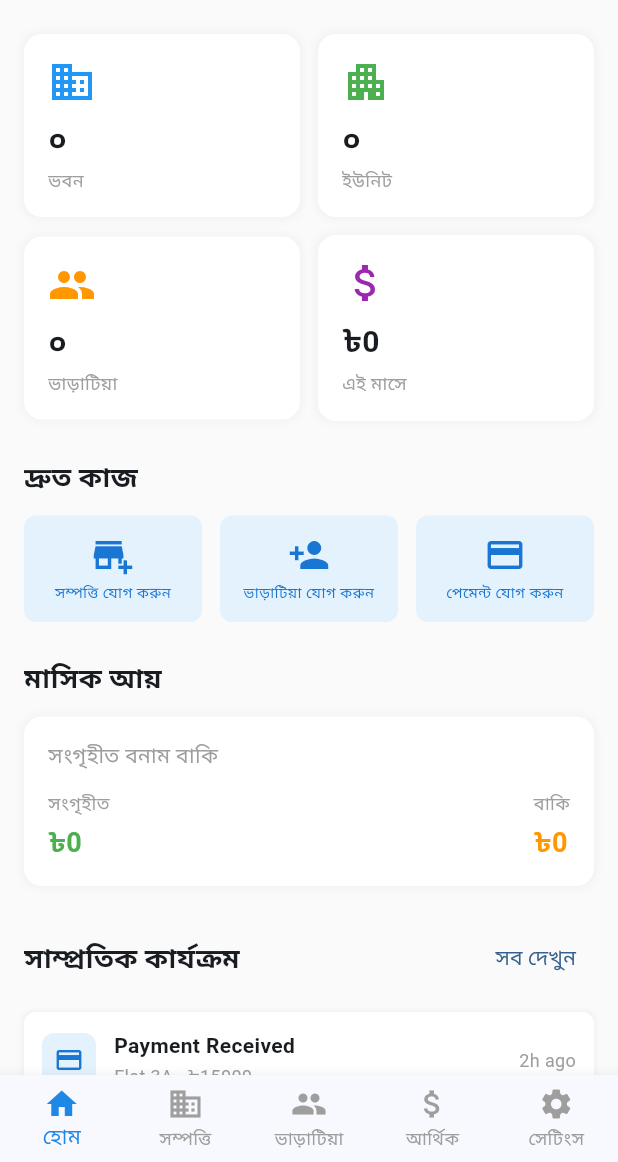
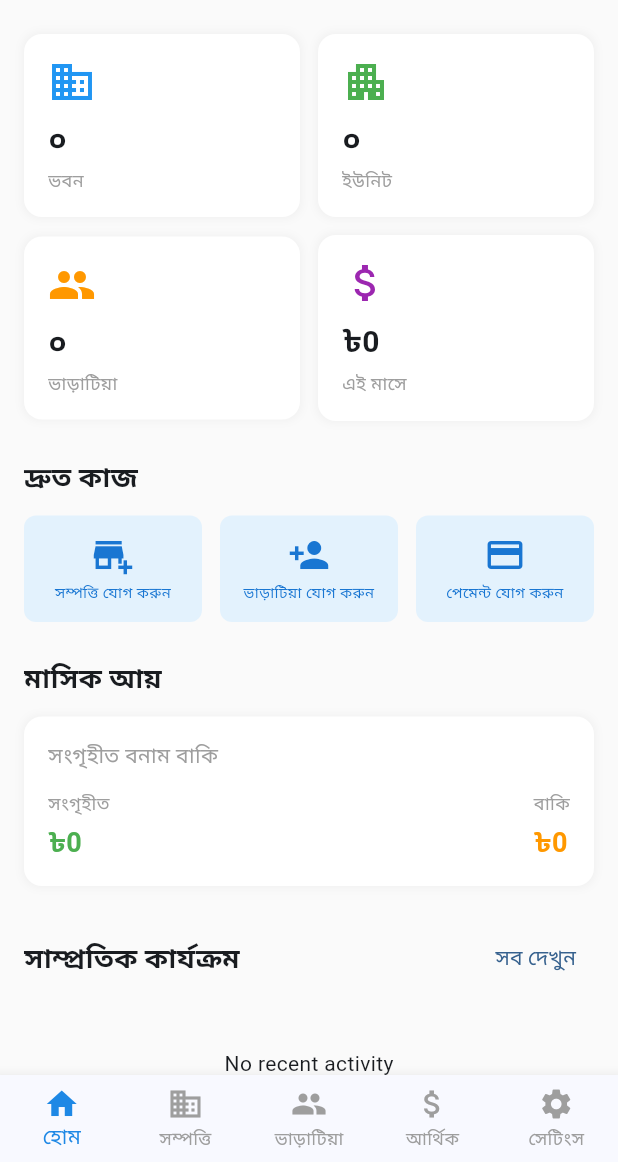
Before and after one commit to revansGIT/Home_rental_management, a Flutter app: the screen it shows after launch, on a phone screen of 412 x 824 dp, the part 74-1236 px from its top. Run offline on Flutter 3.47's test engine with Material 3 defaults, Android fonts, the phone set to English and light mode, and no system bars; our stand-ins replace hive, hive_flutter, timeago; accounts and stored records are empty.

Commit message:
feat: implement activity logging system and add dialogs for tenants, properties, and payments

```diff
--- /dev/null
+++ b/lib/core/models/activity_model.dart
@@ -0,0 +1,30 @@
+import 'package:hive/hive.dart';
+import 'package:uuid/uuid.dart';
+
+part 'activity_model.g.dart';
+
+@HiveType(typeId: 4)
+class ActivityModel extends HiveObject {
+  @HiveField(0)
+  final String id;
+
+  @HiveField(1)
+  final String iconCode;
+
+  @HiveField(2)
+  final String titleKey;
+
+  @HiveField(3)
+  final String subtitle;
+
+  @HiveField(4)
+  final DateTime timestamp;
+
+  ActivityModel({
+    String? id,
+    required this.iconCode,
+    required this.titleKey,
+    required this.subtitle,
+    required this.timestamp,
+  }) : id = id ?? const Uuid().v4();
+}
--- /dev/null
+++ b/lib/core/providers/activity_provider.dart
@@ -0,0 +1,43 @@
+import 'package:flutter/material.dart';
+import 'package:hive/hive.dart';
+import '../models/activity_model.dart';
+
+class ActivityProvider with ChangeNotifier {
+  final Box<ActivityModel> _activitiesBox = Hive.box<ActivityModel>('activities');
+
+  List<ActivityModel> get activities {
+    final list = _activitiesBox.values.toList();
+    list.sort((a, b) => b.timestamp.compareTo(a.timestamp));
+    return list;
+  }
+
+  Future<void> logActivity({
+    required String iconCode,
+    required String titleKey,
+    required String subtitle,
+  }) async {
+    final activity = ActivityModel(
+      iconCode: iconCode,
+      titleKey: titleKey,
+      subtitle: subtitle,
+      timestamp: DateTime.now(),
+    );
+
+    await _activitiesBox.add(activity);
+
+    // Keep only the last 100 entries to save space
+    if (_activitiesBox.length > 100) {
+      // Since it's appended sequentially, the lowest keys are usually the oldest,
+      // but let's just delete the oldest by iterating manually to be safe.
+      final list = _activitiesBox.values.toList();
+      list.sort((a, b) => a.timestamp.compareTo(b.timestamp));
+
+      final itemsToDelete = list.length - 100;
+      for (int i = 0; i < itemsToDelete; i++) {
+        await list[i].delete();
+      }
+    }
+
+    notifyListeners();
+  }
+}
--- a/lib/features/dashboard/presentation/screens/dashboard_screen.dart
+++ b/lib/features/dashboard/presentation/screens/dashboard_screen.dart
@@ -8,6 +8,9 @@ import 'package:home_rental_management/features/tenants/presentation/providers/t
 import 'package:home_rental_management/features/tenants/presentation/widgets/add_tenant_dialog.dart';
 import 'package:provider/provider.dart';
 import '../../../../utils/app_provider.dart';
+import '../../../../core/providers/activity_provider.dart';
+import 'recent_activity_screen.dart';
+import 'package:timeago/timeago.dart' as timeago;
 
 class DashboardScreen extends StatelessWidget {
   final Function(String) onNavigateToProperty;
@@ -26,6 +29,7 @@ class DashboardScreen extends StatelessWidget {
     final propertyProv = context.watch<PropertyProvider>();
     final tenantProv = context.watch<TenantProvider>();
     final financeProv = context.watch<FinanceProvider>();
+    final activityProv = context.watch<ActivityProvider>();
 
     int totalBuildings = propertyProv.properties.length;
     int totalUnits = propertyProv.units.length;
@@ -235,30 +239,52 @@ class DashboardScreen extends StatelessWidget {
                       fontSize: 18, fontWeight: FontWeight.bold),
                 ),
                 TextButton(
-                  onPressed: () {},
+                  onPressed: () {
+                    Navigator.push(
+                      context,
+                      MaterialPageRoute(
+                        builder: (_) => RecentActivityScreen(
+                          onBack: () => Navigator.pop(context),
+                        ),
+                      ),
+                    );
+                  },
                   child: Text(localizations.viewAll),
                 ),
               ],
             ),
             const SizedBox(height: 12),
-            _ActivityItem(
-              icon: Icons.payment,
-              title: 'Payment Received',
-              subtitle: 'Flat 3A - ${appProvider.formatCurrency(15000)}',
-              time: '2h ago',
-            ),
-            const _ActivityItem(
-              icon: Icons.person_add,
-              title: 'New Tenant Added',
-              subtitle: 'Building 2 - Unit 5B',
-              time: '5h ago',
-            ),
-            const _ActivityItem(
-              icon: Icons.build,
-              title: 'Maintenance Request',
-              subtitle: 'Building 1 - Unit 2C',
-              time: '1d ago',
-            ),
+            if (activityProv.activities.isEmpty)
+              const Padding(
+                padding: EdgeInsets.symmetric(vertical: 24),
+                child: Center(child: Text('No recent activity')),
+              )
+            else
+              ...activityProv.activities.take(3).map((activity) {
+                IconData icon;
+                switch (activity.iconCode) {
+                  case 'business':
+                    icon = Icons.business;
+                    break;
+                  case 'apartment':
+                    icon = Icons.apartment;
+                    break;
+                  case 'person_add':
+                    icon = Icons.person_add;
+                    break;
+                  case 'payment':
+                    icon = Icons.payment;
+                    break;
+                  default:
+                    icon = Icons.notifications;
+                }
+                return _ActivityItem(
+                  icon: icon,
+                  title: activity.titleKey,
+                  subtitle: activity.subtitle,
+                  time: timeago.format(activity.timestamp),
+                );
+              }),
           ],
         ),
       ),
@@ -299,14 +325,20 @@ class _StatCard extends StatelessWidget {
         children: [
           Icon(icon, color: color, size: 32),
           const SizedBox(height: 8),
-          Text(
-            value,
-            style: const TextStyle(fontSize: 20, fontWeight: FontWeight.bold),
+          FittedBox(
+            fit: BoxFit.scaleDown,
+            child: Text(
+              value,
+              style: const TextStyle(fontSize: 20, fontWeight: FontWeight.bold),
+            ),
           ),
           const SizedBox(height: 4),
-          Text(
-            title,
-            style: const TextStyle(fontSize: 12, color: Colors.grey),
+          FittedBox(
+            fit: BoxFit.scaleDown,
+            child: Text(
+              title,
+              style: const TextStyle(fontSize: 12, color: Colors.grey),
+            ),
           ),
         ],
       ),
@@ -342,6 +374,8 @@ class _ActionButton extends StatelessWidget {
             Text(
               label,
               textAlign: TextAlign.center,
+              maxLines: 2,
+              overflow: TextOverflow.ellipsis,
               style: TextStyle(fontSize: 10, color: Colors.blue[700]),
             ),
           ],
--- a/lib/main.dart
+++ b/lib/main.dart
@@ -2,11 +2,13 @@ import 'package:flutter/material.dart';
 import 'package:hive_flutter/hive_flutter.dart';
 import 'package:flutter_localizations/flutter_localizations.dart';
 import 'package:home_rental_management/core/localization/app_localizations.dart';
+import 'package:home_rental_management/core/providers/activity_provider.dart';
 import 'package:provider/provider.dart';
 import 'core/models/property_model.dart';
 import 'core/models/unit_model.dart';
 import 'core/models/tenant_model.dart';
 import 'core/models/payment_model.dart';
+import 'core/models/activity_model.dart';
 import 'features/properties/presentation/providers/property_provider.dart';
 import 'features/tenants/presentation/providers/tenant_provider.dart';
 import 'features/finance/presentation/providers/finance_provider.dart';
@@ -26,12 +28,14 @@ void main() async {
   Hive.registerAdapter(UnitModelAdapter());
   Hive.registerAdapter(TenantModelAdapter());
   Hive.registerAdapter(PaymentModelAdapter());
+  Hive.registerAdapter(ActivityModelAdapter());
 
   await Hive.openBox('settings');
   await Hive.openBox<PropertyModel>('properties');
   await Hive.openBox<UnitModel>('units');
   await Hive.openBox<TenantModel>('tenants');
   await Hive.openBox<PaymentModel>('payments');
+  await Hive.openBox<ActivityModel>('activities');
 
   runApp(const MyApp());
 }
@@ -47,6 +51,7 @@ class MyApp extends StatelessWidget {
         ChangeNotifierProvider(create: (_) => PropertyProvider()),
         ChangeNotifierProvider(create: (_) => TenantProvider()),
         ChangeNotifierProvider(create: (_) => FinanceProvider()),
+        ChangeNotifierProvider(create: (_) => ActivityProvider()),
       ],
       child: Consumer<AppProvider>(
         builder: (context, appProvider, _) {
--- a/pubspec.yaml
+++ b/pubspec.yaml
@@ -17,6 +17,7 @@ dependencies:
   hive: ^2.2.3
   hive_flutter: ^1.1.0
   uuid: ^4.5.3
+  timeago: ^3.7.1
 
 dev_dependencies:
   flutter_test:
```
Also changed, not shown: lib/features/dashboard/presentation/screens/recent_activity_screen.dart (added, +143 -0 lines), lib/features/finance/presentation/widgets/record_payment_dialog.dart (+12 -1 lines), lib/features/properties/presentation/widgets/add_property_dialog.dart (+11 -1 lines), lib/features/properties/presentation/widgets/add_unit_dialog.dart (+15 -2 lines), lib/features/tenants/presentation/widgets/add_tenant_dialog.dart (+8 -0 lines), lib/core/models/activity_model.g.dart (added), pubspec.lock.
